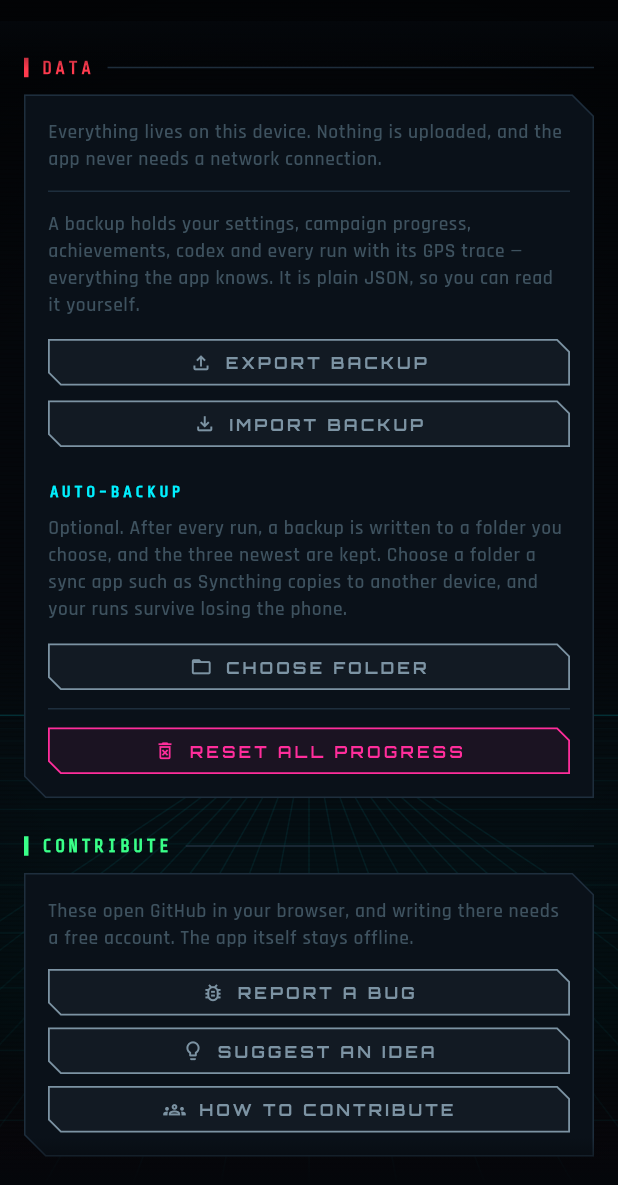
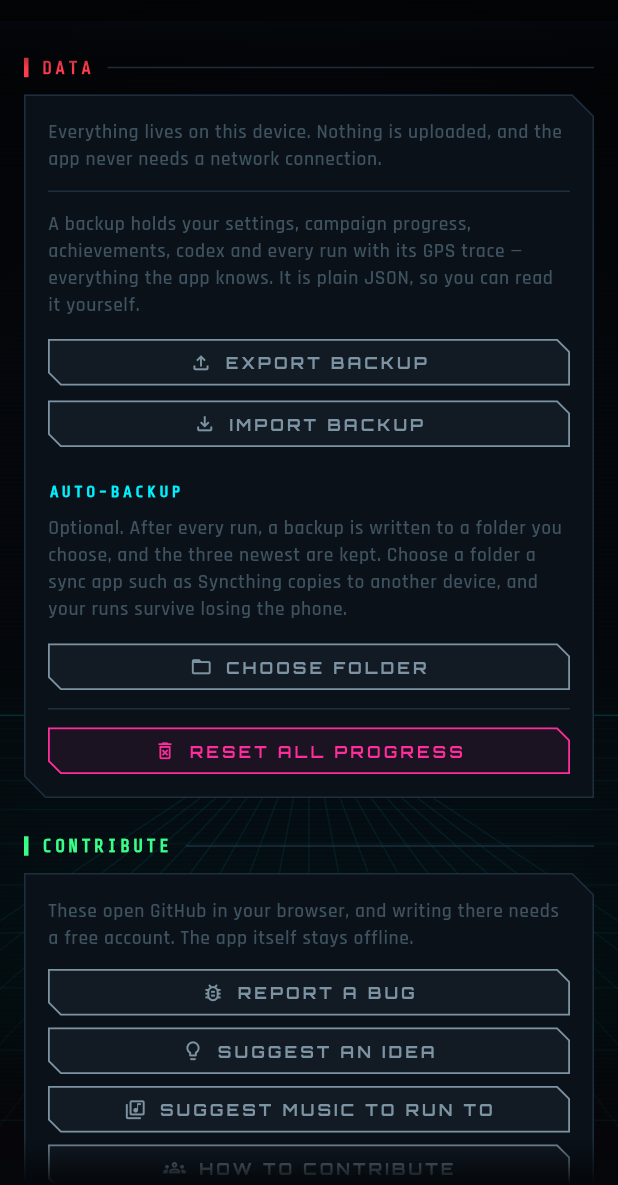
Before and after one commit to jbinder/sprawlrun, a Flutter app: the SettingsScreen screen opened directly, scrolled down 2880 dp, on a phone screen of 412 x 824 dp, the part 51-1236 px from its top. Run offline on Flutter 3.47's test engine with Material 3 defaults, Android fonts, the light colour scheme and no system bars; our stand-ins replace flutter_local_notifications, flutter_tts, geolocator, just_audio, package_info_plus, share_plus and 2 more; missing offline and left inert: audio_session, file_selector; generated files the repository leaves out were written again; statements that could not run were skipped.

Commit message:
Add a community list of music to run to, with a page on where to find more

```diff
--- a/lib/l10n/app_en.arb
+++ b/lib/l10n/app_en.arb
@@ -1949,6 +1949,14 @@
   "@musicFolderNote": {
     "description": "Shown under the run music setting when a folder is chosen. Unlike the generated songs, recordings do not change with the run. The runner's music app is paused for the run."
   },
+  "contributeMusic": "Suggest music to run to",
+  "@contributeMusic": {
+    "description": "Button in Settings, Contribute: opens a form in the browser to suggest a free track for the community's list of music."
+  },
+  "musicFindMusic": "Where to find music",
+  "@musicFindMusic": {
+    "description": "Link under the folder settings. Opens a web page in the browser listing sites with free music to download. The app itself downloads nothing."
+  },
   "musicFolderRow": "Music folder",
   "@musicFolderRow": {
     "description": "Setting: which folder on the phone music is played from. Tapping it opens the system folder picker."
--- a/lib/l10n/app_es.arb
+++ b/lib/l10n/app_es.arb
@@ -393,6 +393,8 @@
     "musicBestMatch": "La más adecuada",
     "musicFolder": "De una carpeta",
     "musicFolderNote": "Tus propios archivos. Las grabaciones no pueden seguir tu esfuerzo ni una persecución. Pausa tu app de música hasta que termines",
+    "contributeMusic": "Sugerir música para correr",
+    "musicFindMusic": "Dónde encontrar música",
     "musicFolderRow": "Carpeta de música",
     "musicFolderChoose": "Elegir",
     "musicFolderRandom": "Orden aleatorio",
--- a/lib/services/project_links.dart
+++ b/lib/services/project_links.dart
@@ -13,6 +13,12 @@ class ProjectLinks {
   static const String _repo = '/jbinder/sprawlrun';
 
   static final Uri contributing = Uri.https('github.com', '$_repo/blob/main/CONTRIBUTING.md');
+
+  /// The form for suggesting a track or album for [findMusic].
+  static final Uri suggestMusic = Uri.https('github.com', '$_repo/issues/new', {'template': 'music_suggestion.yml'});
+
+  /// Where to get music for a folder. The browser goes there; the app does not.
+  static final Uri findMusic = Uri.https('github.com', '$_repo/blob/main/docs/FIND_MUSIC.md');
 
   static Uri bug({String? version, String? language}) => Uri.https('github.com', '$_repo/issues/new', {
     'template': 'bug_report.yml',
--- a/lib/widgets/contribute_controls.dart
+++ b/lib/widgets/contribute_controls.dart
@@ -57,6 +57,14 @@ class ContributeControls extends StatelessWidget {
         ),
         const SizedBox(height: 8),
         CyberButton(
+          label: l.contributeMusic,
+          icon: Icons.library_music_outlined,
+          style: CyberButtonStyle.ghost,
+          dense: true,
+          onPressed: () => _go(context, ProjectLinks.suggestMusic),
+        ),
+        const SizedBox(height: 8),
+        CyberButton(
           label: l.contributeHow,
           icon: Icons.groups_outlined,
           style: CyberButtonStyle.ghost,
```
Also changed, not shown: lib/screens/settings_screen.dart (+41 -6 lines), 8 other files.
